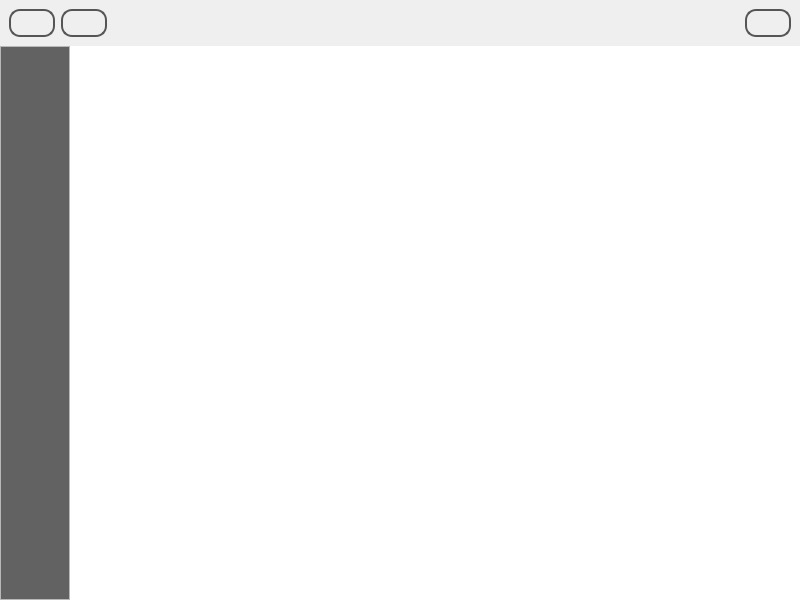
The window that client/gui/pluginwindow.ui (hryuk/stealth) describes before a commit, drawn with Qt 5.
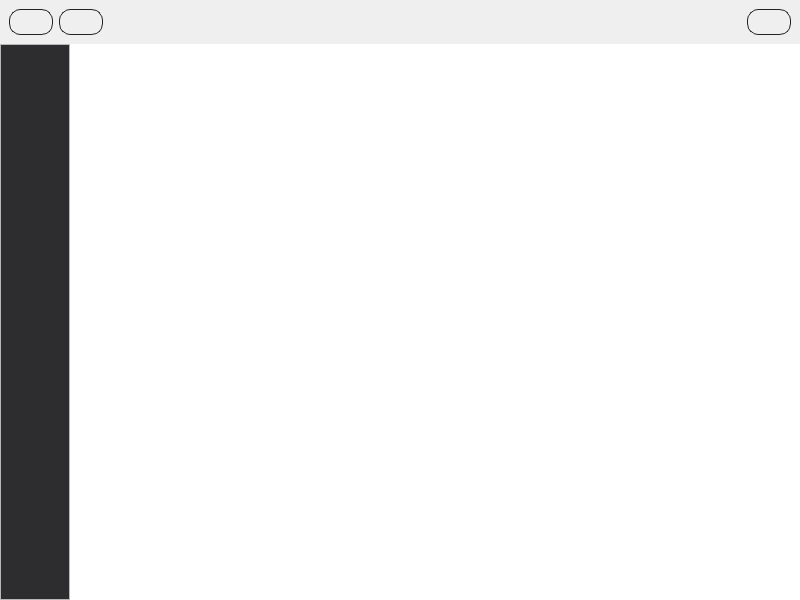
The same window after the commit. Icons and pictures are not drawn.

```diff
--- a/client/gui/pluginwindow.ui
+++ b/client/gui/pluginwindow.ui
@@ -33,19 +33,21 @@
        <string notr="true">#topFrame {
 border: none;
 background: qlineargradient(x1: 0, y1: 0, x2: 0, y2: 1,
-stop: 0 #a6a6a6, stop: 0.08 #7f7f7f,
-stop: 0.39999 #717171, stop: 0.4 #626262,
-stop: 0.9 #4c4c4c, stop: 1 #333333);
+stop: 0 #707070, 
+stop: 0.08 #555555,
+stop: 0.4 #2d2d30,
+stop: 0.97 #333333,
+ stop: 1 #000000);
 }
 
 #topFrame QPushButton {
-color: #333;
-border: 2px solid #555;
+color: #999999;
+border: 1px solid #222222;
 border-radius: 11px;
 padding: 5px;
 background: qradialgradient(cx: 0.3, cy: -0.4,
 fx: 0.3, fy: -0.4,
-radius: 1.35, stop: 0 #fff, stop: 1 #888);
+radius: 1.35, stop: 0  #707070, stop: 1 #2d2d30);
 min-width: 30px;
 }
 
@@ -146,21 +148,22 @@
       <property name="styleSheet">
        <string notr="true">#scrollAreaWidget
 {
-	background-color:#626262;
+	background-color:#2d2d30;
 }
 
 QPushButton {
 
 text-align: left;
-color: #ddd;
+color: #999999;
 border: 0px solid #555;
 padding: 5px;
 background: qlineargradient(x1: 0, y1: 0, x2: 0, y2: 1,
-stop: 0 #a6a6a6, stop: 0.08 #7f7f7f,
-stop: 0.39999 #717171, stop: 0.4 #626262,
-stop: 0.9 #4c4c4c, stop: 1 #333333);
+stop: 0 #707070, 
+stop: 0.08 #555555,
+stop: 0.4 #2d2d30,
+stop: 0.97 #333333
+ stop: 1 #000000);
 min-width: 80px;
-min-height: 30px;
 }
 
 QPushButton:checked {
@@ -189,8 +192,8 @@
         <rect>
          <x>0</x>
          <y>0</y>
-         <width>101</width>
-         <height>534</height>
+         <width>69</width>
+         <height>536</height>
         </rect>
        </property>
        <property name="sizePolicy">
```
